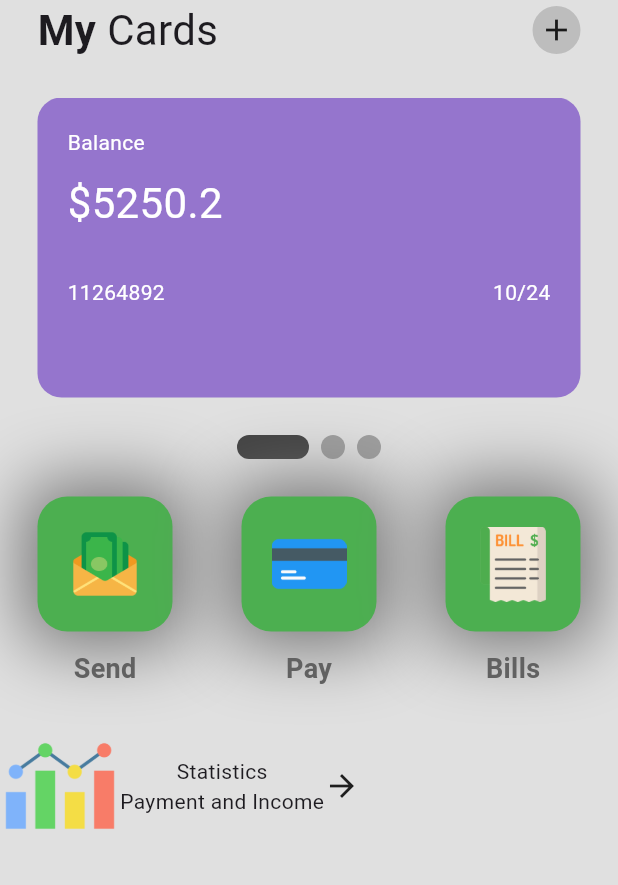
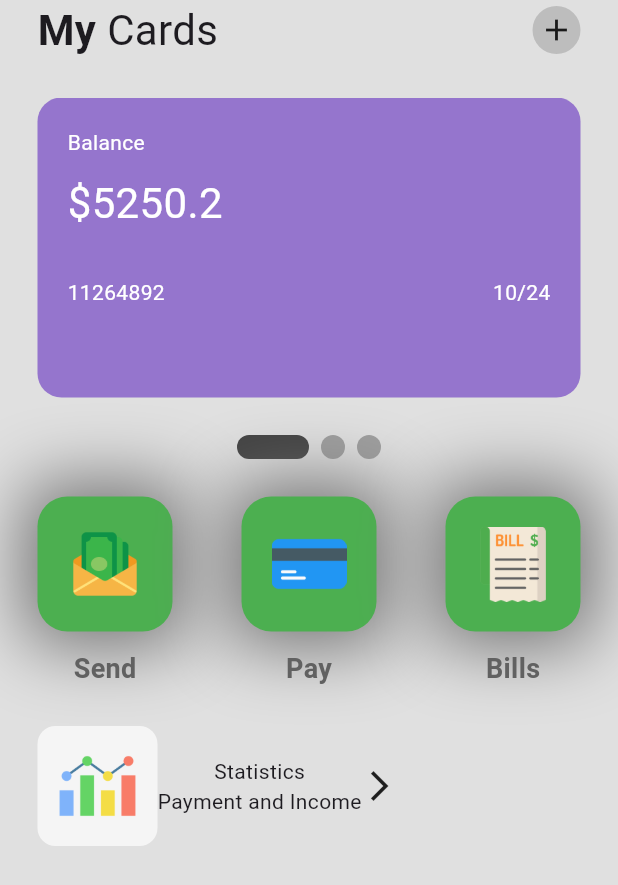
Before and after one commit to OrewaKimi/Flutter-Wallet-App-UI, a Flutter app: the screen it shows after launch, on a phone screen of 412 x 824 dp. Shown: the top 885 px of the screen. Run offline on Flutter 3.47's test engine with Material 3 defaults, Android fonts, the phone set to English and light mode, and no system bars; drawn by our look-alikes of smooth_page_indicator.

Commit message:
update icons components

```diff
--- a/lib/pages/home_page.dart
+++ b/lib/pages/home_page.dart
@@ -131,10 +131,10 @@ class _HomePageState extends State<HomePage> {
           ),
         ),
 
-         SizedBox(height: 25),
-
           // column -> stats + transactions
-          Column(
+          Padding(
+            padding: const EdgeInsets.all(25.0),
+            child: Column(
               children: [
                 // statistics
                 Row(
@@ -142,6 +142,11 @@ class _HomePageState extends State<HomePage> {
                     // icon
                     Container(
                       height: 80,
+                      padding: EdgeInsets.all(12),
+                      decoration: BoxDecoration(
+                        color: Colors.grey[100],
+                        borderRadius: BorderRadius.circular(12),
+                        ),
                       child: Image.asset('lib/icons/statistics.png'),
                     ),
 
@@ -152,10 +157,11 @@ class _HomePageState extends State<HomePage> {
                       ],
                     ),
 
-                  Icon(Icons.arrow_forward),
+                    Icon(Icons.arrow_forward_ios),
                   ],
                 ),
               ],
+            ),
           )
         ],
       ),
```
Lines whose indentation alone changed are shown as unchanged.
